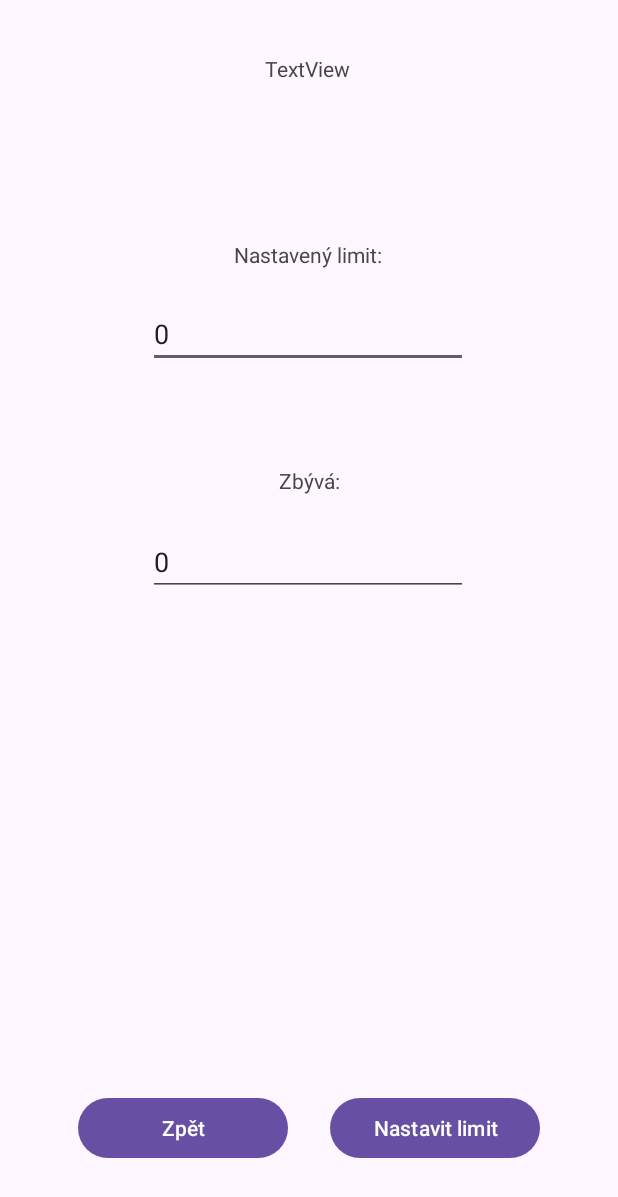
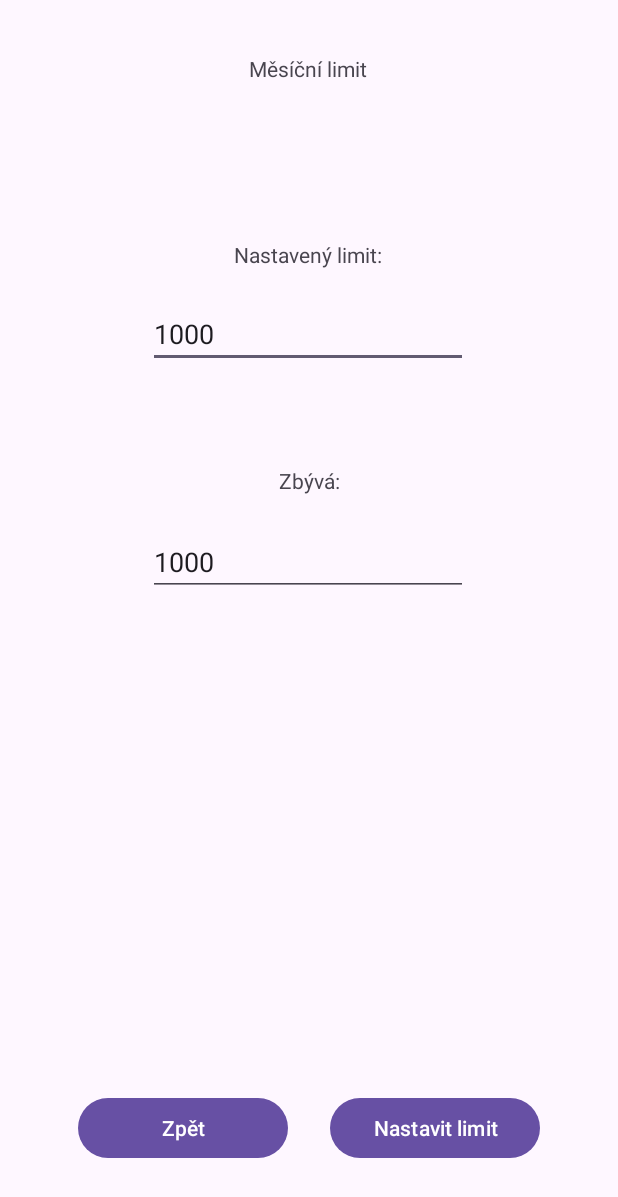
Before and after one commit to lukas-havlicek-krizik/SmartBudget, an Android app: the Limits screen opened directly, with no data from a screen before it, on a phone screen of 412 x 824 dp. Shown: the top 1197 px of the screen. Run offline under Robolectric (Android 15) with nearby library versions, the phone set to English and light mode, and no system bars.

```diff
--- a/app/src/main/java/com/example/smartbudget/Limits.java
+++ b/app/src/main/java/com/example/smartbudget/Limits.java
@@ -32,7 +32,7 @@ public class Limits extends AppCompatActivity {
         zbyvaLimitCastka = findViewById(R.id.zbyvalimitVstup);
 
         sp = getSharedPreferences("limits",MODE_PRIVATE);
-        nastavenyLimitPref = sp.getString("nastavenyLimit",String.valueOf(0));
+        nastavenyLimitPref = sp.getString("nastavenyLimit",String.valueOf(1000));
         zbyvajiciLimitPref = sp.getString("zbyvajiciLimit",nastavenyLimitPref);
 
         nastavLimitCastka.setText(nastavenyLimitPref);
--- a/app/src/main/res/layout/activity_limits.xml
+++ b/app/src/main/res/layout/activity_limits.xml
@@ -12,7 +12,7 @@
         android:layout_width="wrap_content"
         android:layout_height="wrap_content"
         android:layout_marginTop="36dp"
-        android:text="TextView"
+        android:text="Měsíční limit"
         app:layout_constraintEnd_toEndOf="parent"
         app:layout_constraintHorizontal_bias="0.498"
         app:layout_constraintStart_toStartOf="parent"
```
Also changed, not shown: app/src/main/java/com/example/smartbudget/AddNew.java (+18 -2 lines).
